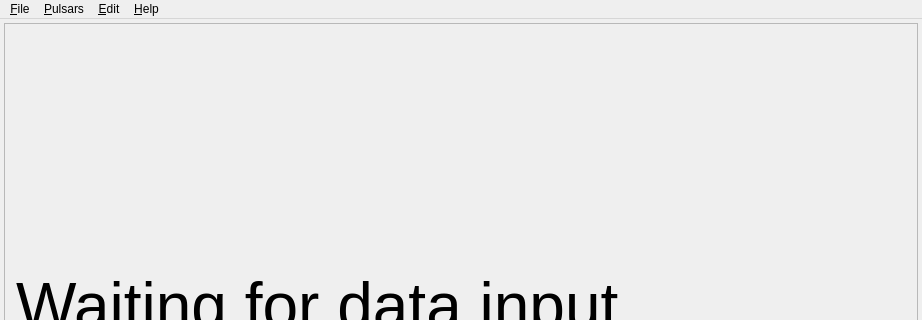
This is src/mainwindow.ui in vtyulb/BSA-Analytics as Qt 5 draws it before an edit; both pictures show x 0 to 922 and y 0 to 320 of the 922 by 615 pixel window. The edited form follows.
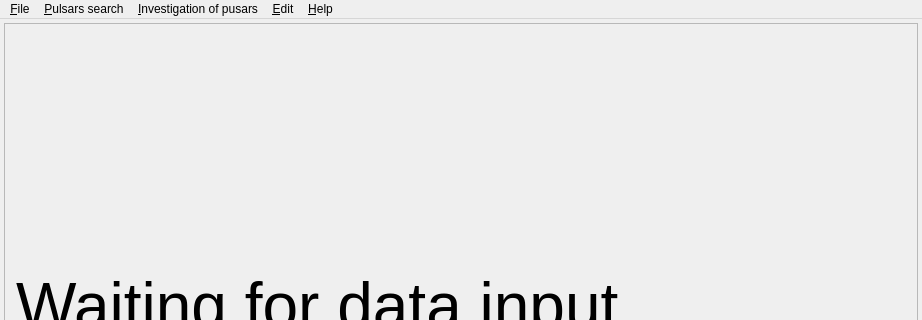
This is the edited form.

Diff of the .ui file:
```diff
--- a/src/mainwindow.ui
+++ b/src/mainwindow.ui
@@ -97,13 +97,17 @@
    </widget>
    <widget class="QMenu" name="menuPulsars">
     <property name="title">
-     <string>&amp;Pulsars</string>
+     <string>&amp;Pulsars search</string>
     </property>
     <addaction name="actionPulsar_searcher"/>
     <addaction name="separator"/>
     <addaction name="actionPulsar_analytics"/>
     <addaction name="actionPulsar_analytics_low_memory"/>
-    <addaction name="separator"/>
+   </widget>
+   <widget class="QMenu" name="menuPulsars_investigation">
+    <property name="title">
+     <string>&amp;Investigation of pusars</string>
+    </property>
     <addaction name="actionPrecise_search"/>
     <addaction name="actionPrecise_timing"/>
     <addaction name="separator"/>
@@ -112,6 +116,7 @@
    </widget>
    <addaction name="menuFile"/>
    <addaction name="menuPulsars"/>
+   <addaction name="menuPulsars_investigation"/>
    <addaction name="menuEdit"/>
    <addaction name="menuHelp"/>
   </widget>
```
Left out of the diff: 1 changed line with no effect on the pictures.
